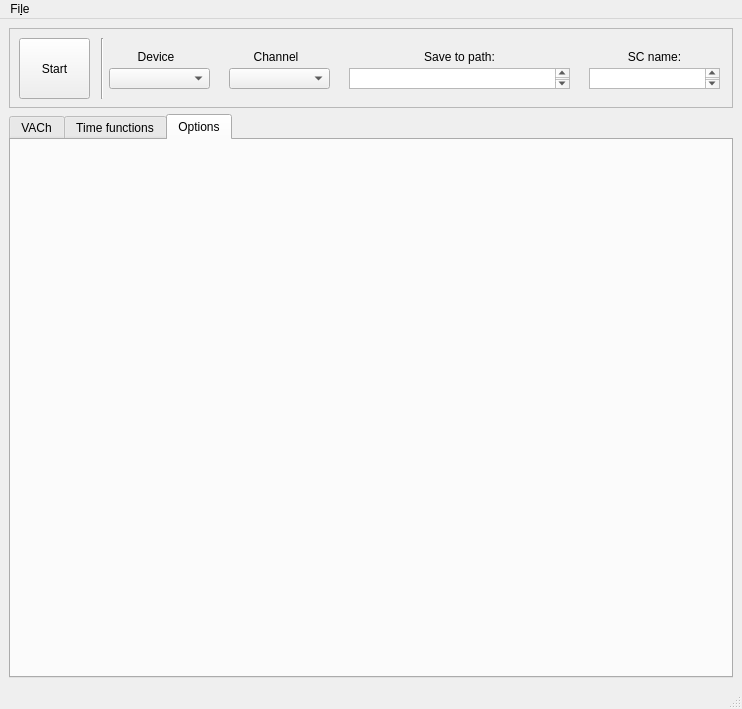
The window that Solar.ui (userIsTaken/SolarVACh) describes before a commit, drawn with Qt 5.
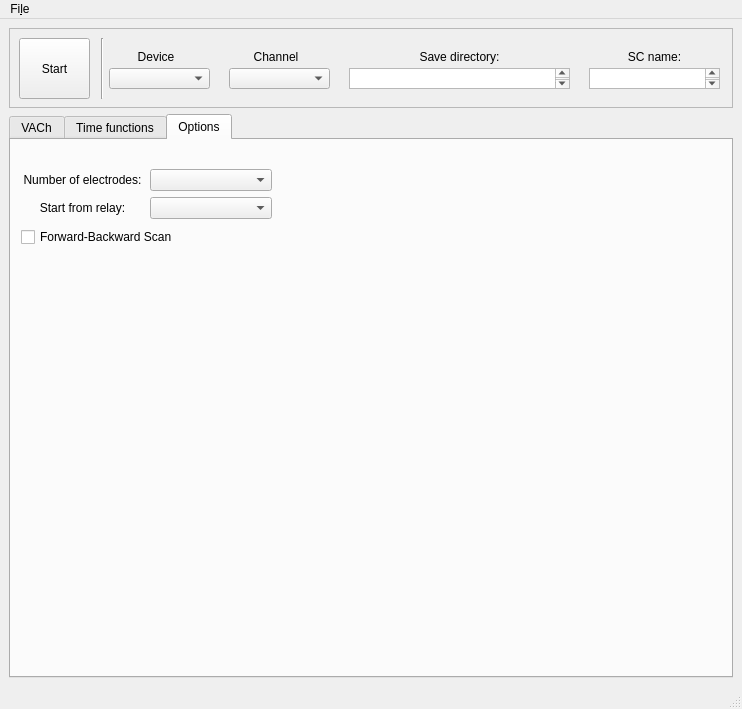
The same window after the commit. The open tabs and pages were chosen to show the change. Custom widgets are drawn as their Qt base class.

What changed in the file:
```diff
--- a/Solar.ui
+++ b/Solar.ui
@@ -129,7 +129,7 @@
         </rect>
        </property>
        <property name="text">
-        <string>Save to path:</string>
+        <string>Save directory:</string>
        </property>
        <property name="alignment">
         <set>Qt::AlignCenter</set>
@@ -777,6 +777,70 @@
        <attribute name="title">
         <string>Options</string>
        </attribute>
+       <widget class="QWidget" name="widget" native="true">
+        <property name="geometry">
+         <rect>
+          <x>10</x>
+          <y>10</y>
+          <width>251</width>
+          <height>118</height>
+         </rect>
+        </property>
+        <property name="maximumSize">
+         <size>
+          <width>300</width>
+          <height>160</height>
+         </size>
+        </property>
+        <layout class="QGridLayout" name="gridLayout_5">
+         <item row="0" column="0">
+          <layout class="QGridLayout" name="gridLayout_4">
+           <item row="0" column="1">
+            <widget class="QComboBox" name="electrode_combo"/>
+           </item>
+           <item row="1" column="1">
+            <widget class="QComboBox" name="relay_combo"/>
+           </item>
+           <item row="2" column="0" colspan="2">
+            <widget class="QCheckBox" name="fb_scan">
+             <property name="maximumSize">
+              <size>
+               <width>16777215</width>
+               <height>24</height>
+              </size>
+             </property>
+             <property name="text">
+              <string>Forward-Backward Scan</string>
+             </property>
+            </widget>
+           </item>
+           <item row="0" column="0">
+            <widget class="QLabel" name="label_19">
+             <property name="text">
+              <string>&lt;html&gt;&lt;head/&gt;&lt;body&gt;&lt;p&gt;Number of electrodes:&lt;/p&gt;&lt;/body&gt;&lt;/html&gt;</string>
+             </property>
+             <property name="alignment">
+              <set>Qt::AlignCenter</set>
+             </property>
+            </widget>
+           </item>
+           <item row="1" column="0">
+            <widget class="QLabel" name="label_21">
+             <property name="text">
+              <string>&lt;html&gt;&lt;head/&gt;&lt;body&gt;&lt;p&gt;Start from relay:&lt;/p&gt;&lt;/body&gt;&lt;/html&gt;</string>
+             </property>
+             <property name="alignment">
+              <set>Qt::AlignCenter</set>
+             </property>
+             <property name="wordWrap">
+              <bool>false</bool>
+             </property>
+            </widget>
+           </item>
+          </layout>
+         </item>
+        </layout>
+       </widget>
       </widget>
      </widget>
     </item>
```
Left out of the diff: 20 changed lines with no effect on the pictures.
